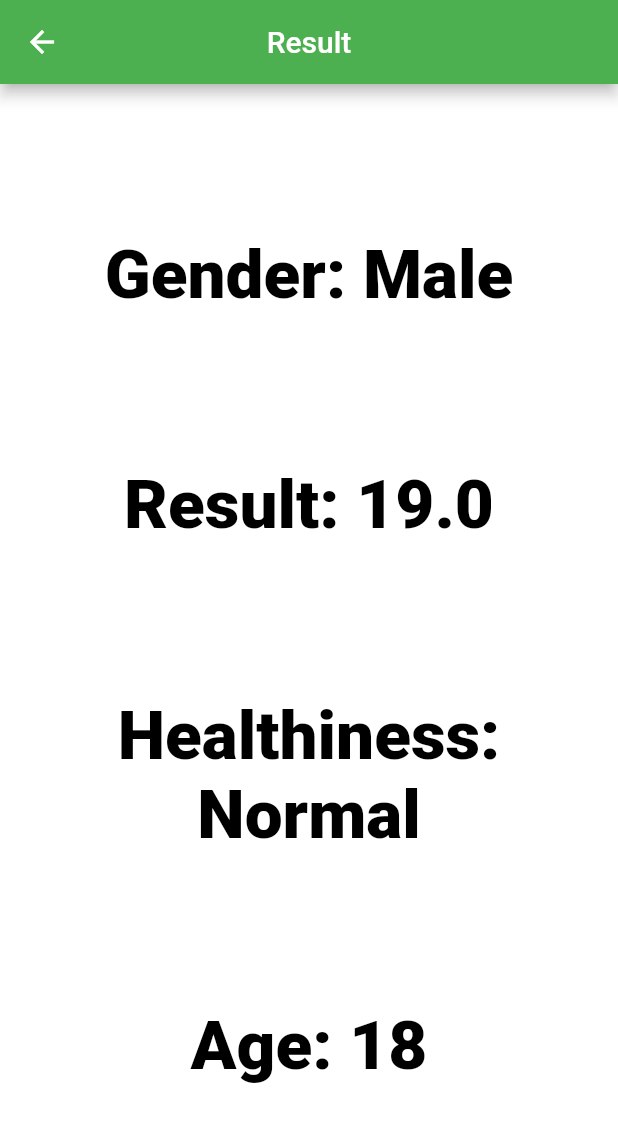
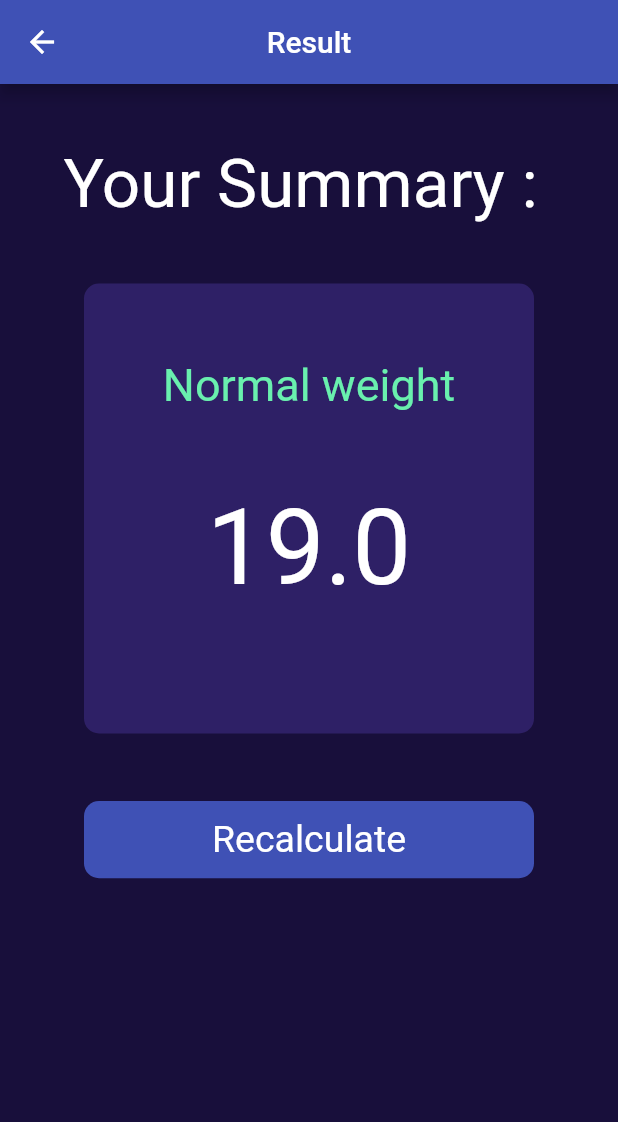
Before and after one commit to manelarkem/bmi_app, a Flutter app: the screen it shows after launch, after a tap on "Calculate", on a phone screen of 412 x 824 dp. Shown: the top 1122 px of the screen. Run offline on Flutter 3.47's test engine with Material 2 defaults, Android fonts, the phone set to English and light mode, and no system bars.

Commit message:
inital commit

```diff
--- a/lib/home.dart
+++ b/lib/home.dart
@@ -20,7 +20,7 @@ class _MyHomePageState extends State<MyHomePage> {
   @override
   Widget build(BuildContext context) {
     return Scaffold(
-      appBar: AppBar(title: const Text('Body Mass Index'), centerTitle: true),
+      appBar: AppBar(title: const Text('Body Mass Index (BMI)'), centerTitle: true),
       body: SafeArea(
         child: Column(
           mainAxisAlignment: MainAxisAlignment.center,
@@ -43,7 +43,7 @@ class _MyHomePageState extends State<MyHomePage> {
                 child: Container(
                   decoration: BoxDecoration(
                     borderRadius: BorderRadius.circular(10),
-                    color: Colors.blueGrey,
+                    color: Color.fromRGBO(46, 32, 102,9),
                   ),
                   child: Column(
                     mainAxisAlignment: MainAxisAlignment.center,
@@ -85,8 +85,11 @@ class _MyHomePageState extends State<MyHomePage> {
               ),
             ),
             Container(
-              color: Colors.green,
-              width: double.infinity,
+              width: 320,
+              decoration: BoxDecoration(
+                borderRadius: BorderRadius.circular(10),
+                color: Colors.indigo,
+              ),
               height: MediaQuery.of(context).size.height / 16,
               child: TextButton(
                 onPressed: () {
@@ -120,8 +123,8 @@ class _MyHomePageState extends State<MyHomePage> {
           decoration: BoxDecoration(
             borderRadius: BorderRadius.circular(10),
             color: (isMale && type == 'male') || (!isMale && type == 'female')
-                ? Colors.green
-                : Colors.blueGrey,
+                ? Colors.indigo
+                : Color.fromRGBO(46, 32, 102,9),
           ),
           child: Column(
             mainAxisAlignment: MainAxisAlignment.center,
@@ -144,7 +147,7 @@ class _MyHomePageState extends State<MyHomePage> {
       child: Container(
         decoration: BoxDecoration(
           borderRadius: BorderRadius.circular(10),
-          color: Colors.blueGrey,
+          color: Color.fromRGBO(46, 32, 102,9),
         ),
         child: Column(
           mainAxisAlignment: MainAxisAlignment.center,
--- a/lib/main.dart
+++ b/lib/main.dart
@@ -12,24 +12,24 @@ class MyApp extends StatelessWidget {
       debugShowCheckedModeBanner: false,
       title: 'Flutter Demo',
       theme: ThemeData(
-        primarySwatch: Colors.green,
-        canvasColor: Colors.white,
+        primarySwatch: Colors.indigo,
+        canvasColor: Color.fromRGBO(24, 15, 59,9),
         iconTheme: const IconThemeData(color: Colors.white),
         textTheme: const TextTheme(
           headline1: TextStyle(
             fontSize: 45,
-            fontWeight: FontWeight.w800,
-            color: Colors.black,
+            fontWeight: FontWeight.normal,
+            color: Colors.white,
           ),
           headline2: TextStyle(
             fontSize: 25,
-            fontWeight: FontWeight.bold,
-            color: Colors.black,
+            fontWeight: FontWeight.normal,
+            color: Colors.white,
           ),
           bodyText1: TextStyle(
             fontSize: 20,
             fontWeight: FontWeight.bold,
-            color: Colors.black,
+            color: Colors.white,
           ),
         ),
       ),
--- a/lib/result.dart
+++ b/lib/result.dart
@@ -1,3 +1,4 @@
+import 'package:bmi_app/home.dart';
 import 'package:flutter/material.dart';
 
 class Result extends StatelessWidget {
@@ -19,37 +20,83 @@ class Result extends StatelessWidget {
     else if (result > 25 && result < 30)
       resultText = 'Overweight';
     else if (result >= 18.5 && result <= 24.9)
-      resultText = 'Normal';
+      resultText = 'Normal weight';
     else
-      resultText = 'Thin';
+      resultText = 'Underweight';
     return resultText;
   }
 
   @override
   Widget build(BuildContext context) {
     return Scaffold(
-      appBar: AppBar(title: const Text('Result'), centerTitle:true),
+      appBar: AppBar(title: const Text('Result'), centerTitle: true),
       body: SafeArea(
         child: Center(
           child: Column(
-            mainAxisAlignment: MainAxisAlignment.spaceEvenly,
             children: [
+              SizedBox(
+                height: 40,
+              ),
               Text(
-                'Gender: ${isMale ? 'Male' : 'Female'}',
+                'Your Summary : ',
                 style: Theme.of(context).textTheme.headline1,
               ),
-              Text(
-                'Result: ${result.toStringAsFixed(1)}',
-                style: Theme.of(context).textTheme.headline1,
+              SizedBox(
+                height: 40,
               ),
-              Text(
-                'Healthiness: $resultPhrase',
-                style: Theme.of(context).textTheme.headline1,
-                textAlign: TextAlign.center,
+              Container(
+                width: 300,
+                height: 300,
+                decoration: BoxDecoration(
+                  borderRadius: BorderRadius.circular(10),
+                  color: Color.fromRGBO(46, 32, 102, 9),
+                ),
+                child: Column(
+                  mainAxisAlignment: MainAxisAlignment.start,
+                  children: [
+                    SizedBox(
+                      height: 50,
+                    ),
+                    Text(
+                      '$resultPhrase',
+                      style: TextStyle(
+                        fontSize: 30,
+                        color: Colors.greenAccent,
+                      ),
+                      textAlign: TextAlign.center,
+                    ),
+                    SizedBox(
+                      height: 50,
+                    ),
+                    Text(
+                      '${result.toStringAsFixed(1)}',
+                      style: TextStyle(
+                        fontSize: 70,
+                        color: Colors.white,
+                      ),
+                    ),
+                  ],
+                ),
               ),
-              Text(
-                'Age: $age',
-                style: Theme.of(context).textTheme.headline1,
+              SizedBox(
+                height: 45,
+              ),
+              Container(
+                width: 300,
+                decoration: BoxDecoration(
+                  borderRadius: BorderRadius.circular(10),
+                  color: Colors.indigo,
+                ),
+                height: MediaQuery.of(context).size.height / 16,
+                child: TextButton(
+                  onPressed: () {
+                    Navigator.pop(context);
+                  },
+                  child: Text(
+                    'Recalculate',
+                    style: Theme.of(context).textTheme.headline2,
+                  ),
+                ),
               ),
             ],
           ),
```
